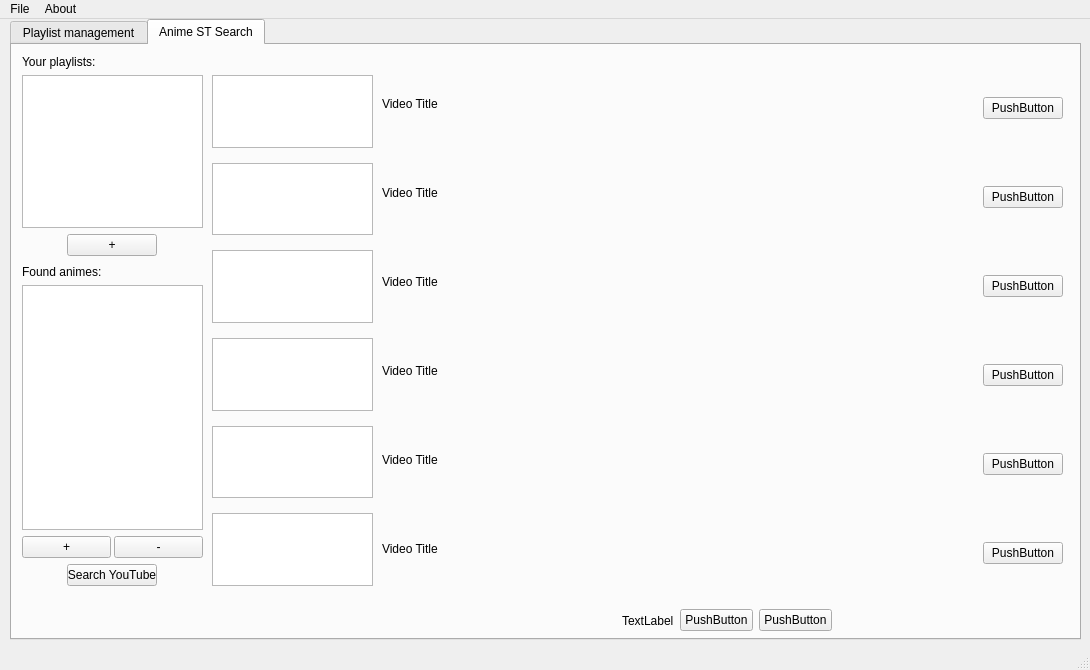
Old version of the form AnimeSTProvider.ui in the repository BlinkBP/AnimeSTProvider.
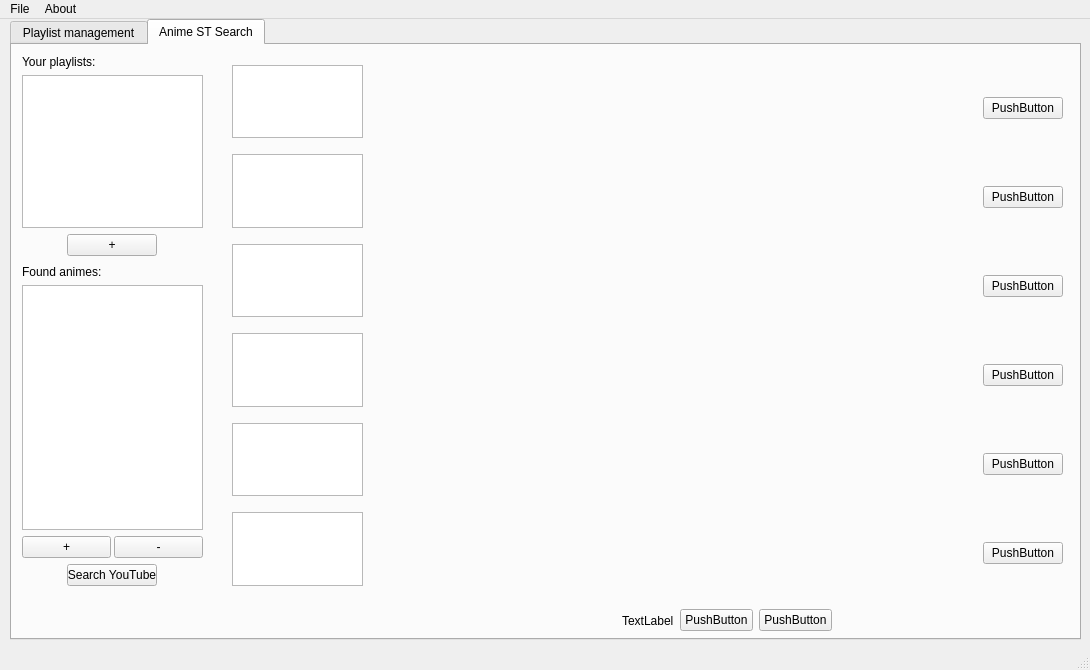
New version of the form. The open tabs and pages were chosen to show the change.

Commit message: +Added listing user's playlists +User can now create playlists on his account +User can now delete playlists from his account +Videos' thumbnails are now working (issue was that jpg plugin wasn't being loaded)

The edit to the form file:
```diff
--- a/AnimeSTProvider.ui
+++ b/AnimeSTProvider.ui
@@ -330,15 +330,15 @@
      <widget class="QWidget" name="verticalLayoutWidget_4">
       <property name="geometry">
        <rect>
-        <x>200</x>
-        <y>30</y>
-        <width>161</width>
-        <height>511</height>
+        <x>220</x>
+        <y>20</y>
+        <width>131</width>
+        <height>521</height>
        </rect>
       </property>
       <layout class="QVBoxLayout" name="verticalLayout_4">
        <property name="spacing">
-        <number>15</number>
+        <number>16</number>
        </property>
        <item>
         <widget class="QGraphicsView" name="animeView0"/>
@@ -388,7 +388,7 @@
           <number>1</number>
          </property>
          <property name="text">
-          <string>Video Title</string>
+          <string/>
          </property>
          <property name="alignment">
           <set>Qt::AlignLeading|Qt::AlignLeft|Qt::AlignTop</set>
@@ -433,7 +433,7 @@
        <item row="1" column="0">
         <widget class="QLabel" name="label_10">
          <property name="text">
-          <string>Video Title</string>
+          <string/>
          </property>
          <property name="alignment">
           <set>Qt::AlignLeading|Qt::AlignLeft|Qt::AlignTop</set>
@@ -443,7 +443,7 @@
        <item row="4" column="0">
         <widget class="QLabel" name="label_11">
          <property name="text">
-          <string>Video Title</string>
+          <string/>
          </property>
          <property name="alignment">
           <set>Qt::AlignLeading|Qt::AlignLeft|Qt::AlignTop</set>
@@ -453,7 +453,7 @@
        <item row="2" column="0">
         <widget class="QLabel" name="label_12">
          <property name="text">
-          <string>Video Title</string>
+          <string/>
          </property>
          <property name="alignment">
           <set>Qt::AlignLeading|Qt::AlignLeft|Qt::AlignTop</set>
@@ -463,7 +463,7 @@
        <item row="3" column="0">
         <widget class="QLabel" name="label_13">
          <property name="text">
-          <string>Video Title</string>
+          <string/>
          </property>
          <property name="alignment">
           <set>Qt::AlignLeading|Qt::AlignLeft|Qt::AlignTop</set>
@@ -492,7 +492,7 @@
           </sizepolicy>
          </property>
          <property name="text">
-          <string>Video Title</string>
+          <string/>
          </property>
          <property name="alignment">
           <set>Qt::AlignLeading|Qt::AlignLeft|Qt::AlignTop</set>
```
Left out of the diff: 24 changed lines with no effect on the pictures. The commit also changes 5 other files.
